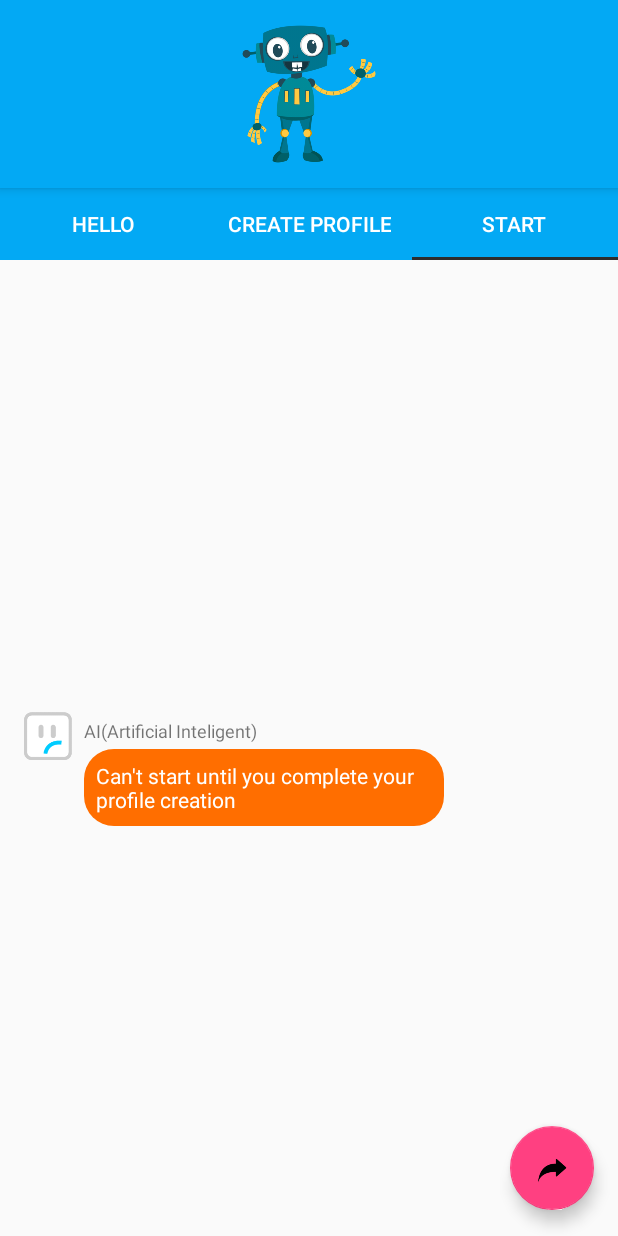
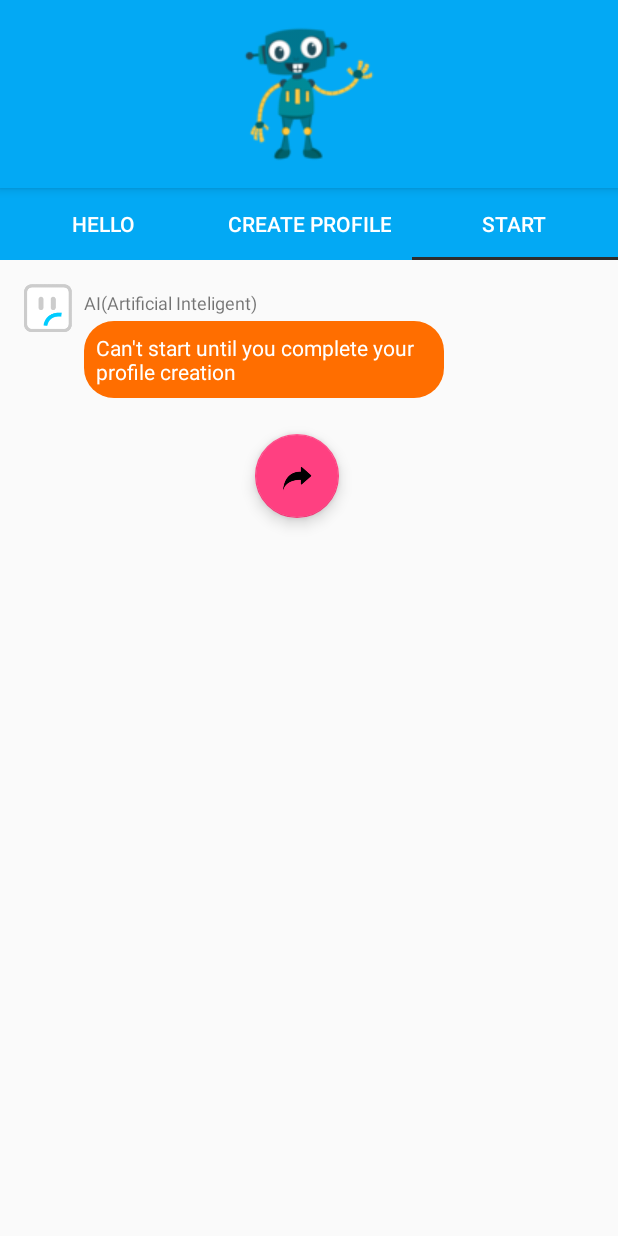
Before and after one commit to Kanames/Proiect_LearningByPlayingGame, an Android app: the CreatingProfile screen opened directly, with no data from a screen before it, tab 3 chosen, on a phone screen of 412 x 824 dp. Run offline under Robolectric (Android 15) with nearby library versions, the phone set to English and light mode, and no system bars; our stand-ins replace Firebase (no records; nobody signed in at launch, a user with empty details on screens opened directly).

Commit message:
Creare profil almost done 70%. UPDATE: Espresso is set UP! and works great the problem with selecting OBJECT from Firebase DB is resolved.

```diff
--- a/app/src/main/java/ro/LearnByPLaying/Activitati/CreatingProfile.java
+++ b/app/src/main/java/ro/LearnByPLaying/Activitati/CreatingProfile.java
@@ -1,13 +1,10 @@
 package ro.LearnByPLaying.Activitati;
 
-import android.content.Intent;
-import android.support.design.widget.AppBarLayout;
 import android.support.design.widget.TabLayout;
 import android.support.v4.app.FragmentActivity;
 import android.support.v4.view.ViewPager;
 import android.os.Bundle;
 import android.util.Log;
-import android.view.View;
 
 import com.example.stefan.proiect_learningbyplayinggame.R;
 
@@ -16,12 +13,12 @@ import ro.LearnByPLaying.Activitati.CreatingProfileTabs.TabStart;
 import ro.LearnByPLaying.Activitati.CreatingProfileTabs.TabHello;
 import ro.LearnByPLaying.Activitati.CreatingProfileTabs.ViewPageAdapter;
 import ro.LearnByPLaying.Beans.User;
+import ro.LearnByPLaying.Utilitare.StringUtils;
 
 
 public class CreatingProfile extends FragmentActivity {
     public static User USER_OBJECT;
     private TabLayout tabLayout;
-    private AppBarLayout appBarLayout;
     public static ViewPager viewPager;
     @Override
     protected void onCreate(Bundle savedInstanceState) {
@@ -29,7 +26,6 @@ public class CreatingProfile extends FragmentActivity {
         setContentView(R.layout.activity_creating_profile);
 
         tabLayout = findViewById(R.id.CreateProfile_tabLayout);
-        appBarLayout = findViewById(R.id.CreateProfile_appBar);
         viewPager = findViewById(R.id.CreateProfile_viewPager);
 
         ViewPageAdapter viewPageAdapter = new ViewPageAdapter(getSupportFragmentManager());
@@ -42,9 +38,8 @@ public class CreatingProfile extends FragmentActivity {
 
         Bundle extras = getIntent().getExtras();
         if (extras != null) {
-            Log.d("Activitati", "We have extras in Create profile toooo X_X !!!");
             USER_OBJECT = (User) extras.getSerializable("SESSION_USER");
-            Log.d("Activitati", USER_OBJECT.getUserFirebaseID());
+            Log.d("Activitati", "CreatingProfile- USER_OBJECT"+ StringUtils.trfOut(USER_OBJECT));
         }
 
     }
--- a/app/src/main/java/ro/LearnByPLaying/Activitati/CreatingProfileTabs/TabHello.java
+++ b/app/src/main/java/ro/LearnByPLaying/Activitati/CreatingProfileTabs/TabHello.java
@@ -16,21 +16,16 @@ import com.google.firebase.database.DatabaseError;
 import com.google.firebase.database.DatabaseReference;
 import com.google.firebase.database.FirebaseDatabase;
 import com.google.firebase.database.ValueEventListener;
-
 import java.util.ArrayList;
 import java.util.List;
-
-import ro.LearnByPLaying.Beans.User;
 import ro.LearnByPLaying.Utilitare.TypeWriter;
 
 /**
  * Created by Stefan on 5/2/2018.
  */
-
 public class TabHello extends Fragment {
     View view;
     private static String msgDB;
-    public static User user;
     public TabHello() {
     }
 
@@ -46,9 +41,17 @@ public class TabHello extends Fragment {
         editTextJava.setText(Html.fromHtml(getString(R.string.CP_HelloAboutAPPJava)));
         TextView editTextsql = view.findViewById(R.id.CP_HelloAboutAPPsql);
         editTextsql.setText(Html.fromHtml(getString(R.string.CP_HelloAboutAPPsql)));
-        final TypeWriter textAI = (TypeWriter)view.findViewById(R.id.text_message_body);
+        getSpeach();
+
+        return view;
+    }
+    private void getSpeach() {
+        getActivity().runOnUiThread(new Runnable(){
+            public void run() {
+                try {
+                    final TypeWriter textAI = view.findViewById(R.id.text_message_body);
                     textAI.setText("");
-        textAI.setCharacterDelay(75);
+                    textAI.setCharacterDelay(50);
                     textAI.animateText("test");
                     // Get a reference to our posts
                     final FirebaseDatabase database = FirebaseDatabase.getInstance();
@@ -57,7 +60,7 @@ public class TabHello extends Fragment {
                     ref.limitToFirst(1).addValueEventListener(new ValueEventListener() {
                         @Override
                         public void onDataChange(DataSnapshot dataSnapshot) {
-                List<String> raspuns = new ArrayList<String>();
+                            List<String> raspuns = new ArrayList<>();
                             for (DataSnapshot postSnapshot : dataSnapshot.getChildren()) {
                                 raspuns.add(postSnapshot.getValue().toString());
                                 msgDB = postSnapshot.getValue().toString();
@@ -73,7 +76,10 @@ public class TabHello extends Fragment {
                             Log.e("Activitati","The read failed: " + databaseError.getCode());
                         }
                     });
-
-        return view;
+                } catch (final Exception ex) {
+                    Log.i("---","Exception in thread");
                 }
             }
+        });
+    }
+}
--- a/app/src/main/java/ro/LearnByPLaying/Activitati/CreatingProfileTabs/TabStart.java
+++ b/app/src/main/java/ro/LearnByPLaying/Activitati/CreatingProfileTabs/TabStart.java
@@ -42,9 +42,9 @@ public class TabStart extends Fragment {
 
         btnStart.setOnClickListener(new View.OnClickListener() {
             public void onClick(View v) {
-                    Intent intent = new Intent(getActivity(), MainActivity.class);
-                    startActivity(intent);
-                    getActivity().finish();
+//                    Intent intent = new Intent(getActivity(), MainActivity.class);
+//                    startActivity(intent);
+//                    getActivity().finish();
             }
         });
 
--- a/app/src/main/java/ro/LearnByPLaying/Activitati/LoginActivity.java
+++ b/app/src/main/java/ro/LearnByPLaying/Activitati/LoginActivity.java
@@ -63,7 +63,6 @@ public class LoginActivity extends AppCompatActivity {
         textInputLayoutEmail = findViewById(R.id.login_textInputLayoutEmail);
         textInputLayoutPassword = findViewById(R.id.login_textInputLayoutPassword);
         intent = new Intent(LoginActivity.this, CreatingProfile.class);
-        //intent = new Intent(LoginActivity.this, MainActivity.class);
         //---Daca venim din RegisterActivity----
         Bundle extras = getIntent().getExtras();
         if (extras != null) { //Comming from Register to Login
@@ -105,7 +104,6 @@ public class LoginActivity extends AppCompatActivity {
                                         Log.d("Activitati","LoginActivity- "+" object auth: "+StringUtils.trfOut(auth));
                                         Log.d("Activitati","LoginActivity- "+" USER_FIREBASE_ID: "+USER_FIREBASE_ID);
                                         //----Getting the USER
-                                        //User userObj = FirebaseRealtimeDBUtils.getUser(USER_FIREBASE_ID);
                                         final User[] user = new User[1];
                                         final FirebaseDatabase database = FirebaseDatabase.getInstance();
                                         DatabaseReference ref = database.getReference("USERS");
@@ -115,8 +113,15 @@ public class LoginActivity extends AppCompatActivity {
                                                                                                   user[0] = dataSnapshot.getValue(User.class);
                                                                                                   Log.d("Activitati", "LoginActivity- "+"child email: ---------- " + user[0].getEmailAddress());
                                                                                                   intent.putExtra("SESSION_USER", user[0]);
-                                                                                                  startActivity(intent);
-                                                                                                  finish();
+                                                                                                  if(user[0].getNickName() != null) {
+                                                                                                      Intent intent2 = new Intent(LoginActivity.this, MainActivity.class);
+                                                                                                      startActivity(intent2);
+                                                                                                      finish();
+                                                                                                  }else{
+                                                                                                      startActivity(intent);
+                                                                                                      finish();
+                                                                                                  }
+
                                                                                               }
 
                                                                                               @Override
--- a/app/src/main/res/layout/creating_profile_tab_start.xml
+++ b/app/src/main/res/layout/creating_profile_tab_start.xml
@@ -5,40 +5,27 @@
     android:layout_width="match_parent"
     android:layout_height="match_parent">
 
+    <ScrollView
+        android:layout_width="match_parent"
+        android:layout_height="wrap_content">
+
+        <LinearLayout
+            android:id="@+id/co_linearLayoutTabStart"
+            android:layout_width="match_parent"
+            android:layout_height="wrap_content"
+            android:orientation="vertical">
+
             <ProgressBar
                 android:id="@+id/co_progressBarTabStart"
                 style="?android:attr/progressBarStyle"
                 android:layout_width="wrap_content"
                 android:layout_height="wrap_content"
+                android:layout_gravity="center"
                 android:layout_marginBottom="8dp"
                 android:layout_marginEnd="8dp"
                 android:layout_marginStart="8dp"
                 android:layout_marginTop="8dp"
-        android:visibility="gone"
-        app:layout_constraintBottom_toBottomOf="parent"
-        app:layout_constraintEnd_toEndOf="parent"
-        app:layout_constraintHorizontal_bias="0.498"
-        app:layout_constraintStart_toStartOf="parent"
-        app:layout_constraintTop_toTopOf="parent"
-        app:layout_constraintVertical_bias="0.028" />
-
-    <android.support.design.widget.FloatingActionButton
-        android:id="@+id/CP_floatingActionButton"
-        android:layout_width="wrap_content"
-        android:layout_height="wrap_content"
-        android:layout_marginBottom="17dp"
-        android:layout_marginEnd="16dp"
-        android:layout_marginStart="8dp"
-        android:layout_marginTop="16dp"
-        android:clickable="true"
-        android:focusable="true"
-        app:layout_constraintBottom_toBottomOf="parent"
-        app:layout_constraintEnd_toEndOf="parent"
-        app:layout_constraintHorizontal_bias="1.0"
-        app:layout_constraintStart_toStartOf="parent"
-        app:layout_constraintTop_toTopOf="parent"
-        app:layout_constraintVertical_bias="1.0"
-        app:srcCompat="@drawable/arrow_right" />
+                android:visibility="gone" />
 
             <include
                 layout="@layout/msg_receive"
@@ -47,11 +34,21 @@
                 android:layout_marginBottom="8dp"
                 android:layout_marginEnd="8dp"
                 android:layout_marginStart="8dp"
-        android:layout_marginTop="8dp"
-        app:layout_constraintBottom_toBottomOf="parent"
-        app:layout_constraintEnd_toEndOf="parent"
-        app:layout_constraintHorizontal_bias="0.0"
-        app:layout_constraintStart_toStartOf="parent"
-        app:layout_constraintTop_toTopOf="parent"
-        app:layout_constraintVertical_bias="0.518" />
+                android:layout_marginTop="8dp" />
+
+            <android.support.design.widget.FloatingActionButton
+                android:id="@+id/CP_floatingActionButton"
+                android:layout_width="wrap_content"
+                android:layout_height="wrap_content"
+                android:layout_gravity="center"
+                android:layout_marginBottom="17dp"
+                android:layout_marginEnd="16dp"
+                android:layout_marginStart="8dp"
+                android:layout_marginTop="16dp"
+                android:clickable="true"
+                android:focusable="true"
+                app:srcCompat="@drawable/arrow_right" />
+        </LinearLayout>
+    </ScrollView>
+
 </android.support.constraint.ConstraintLayout>
```
Also changed, not shown: app/src/main/res/drawable/action_settings.png (deleted), app/src/main/res/drawable/background_1.jpg (deleted), app/src/main/res/drawable/create_profile_java_logo.png, app/src/main/res/drawable/create_profile_robot.png, app/src/main/res/drawable/create_profile_sql_logo.png. Lines whose indentation alone changed are shown as unchanged.
